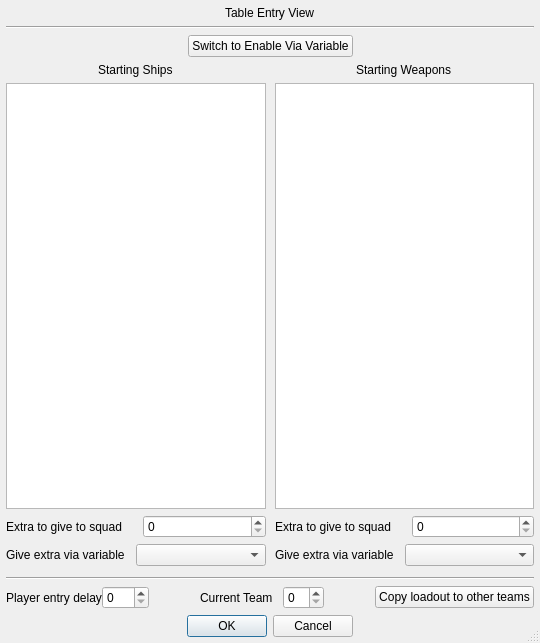
The window that qtfred/ui/LoadoutDialog.ui (JohnAFernandez/fs2open) describes before a commit, drawn with Qt 5.
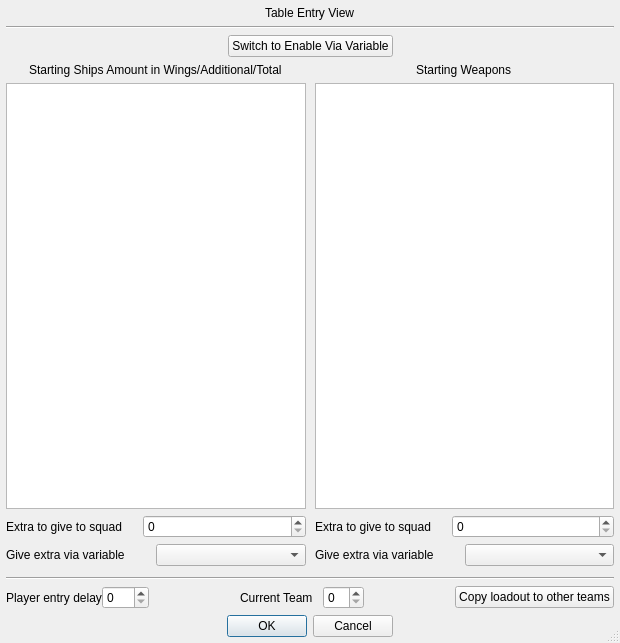
The same window after the commit.

What changed in the file:
```diff
--- a/qtfred/ui/LoadoutDialog.ui
+++ b/qtfred/ui/LoadoutDialog.ui
@@ -9,7 +9,7 @@
    <rect>
     <x>0</x>
     <y>0</y>
-    <width>540</width>
+    <width>620</width>
     <height>643</height>
    </rect>
   </property>
@@ -61,7 +61,7 @@
      <item row="10" column="0" alignment="Qt::AlignHCenter">
       <widget class="QLabel" name="startingShipsLabel">
        <property name="text">
-        <string>Starting Ships</string>
+        <string>Starting Ships Amount in Wings/Additional/Total</string>
        </property>
       </widget>
      </item>
```
